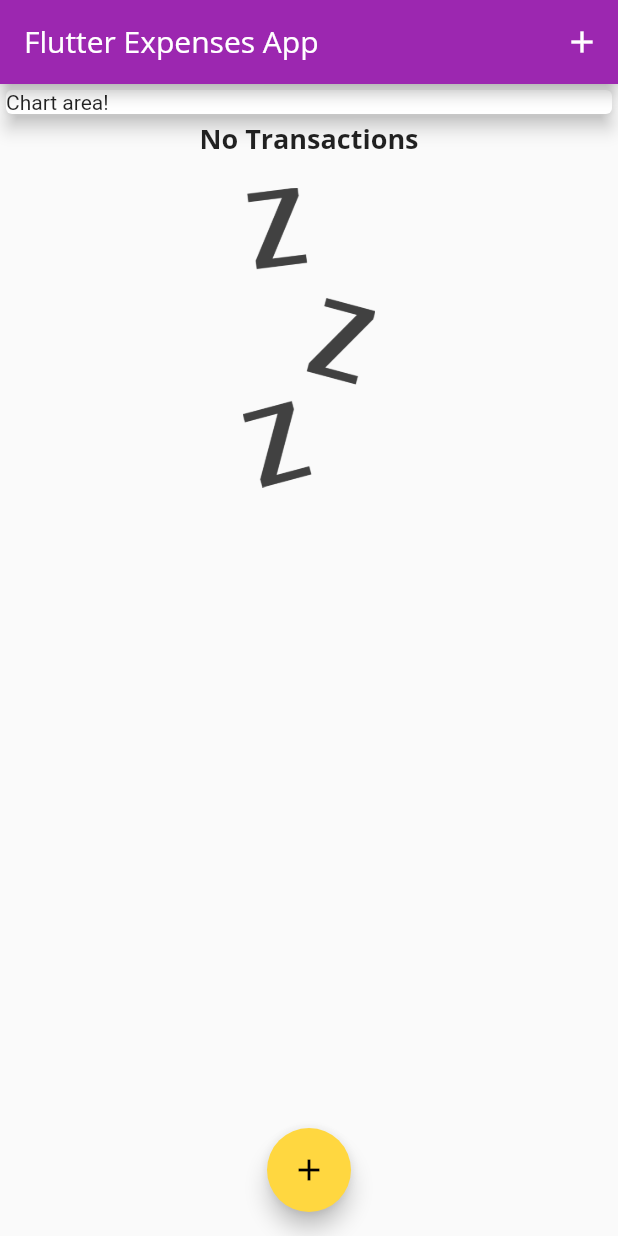
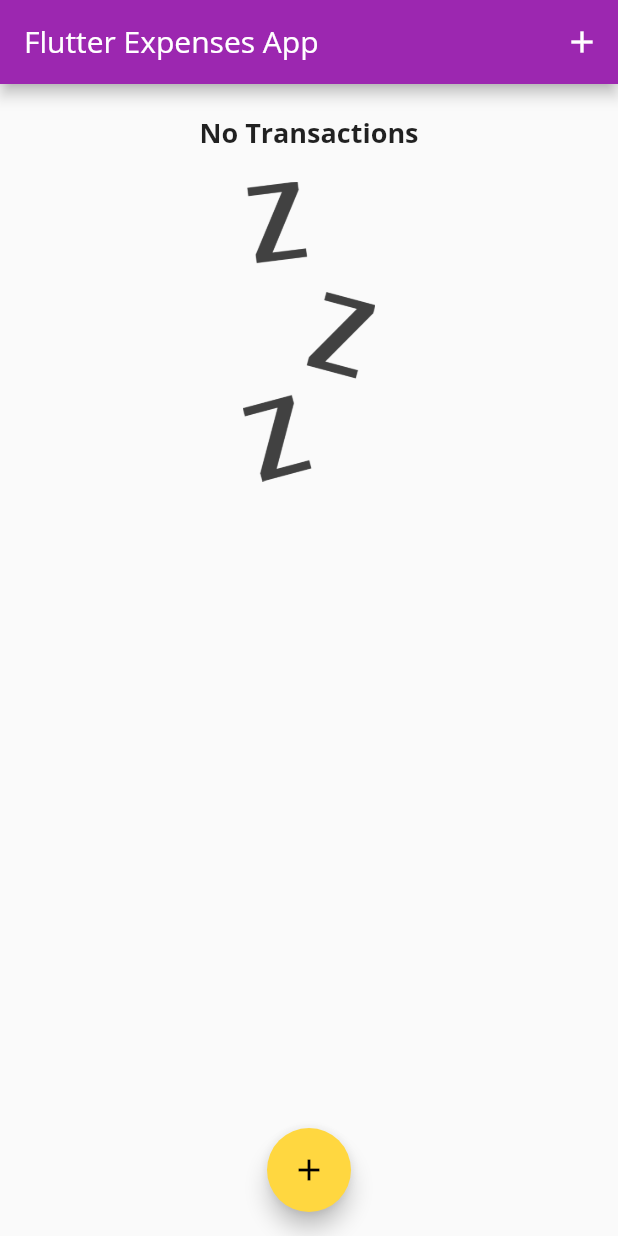
Before and after one commit to hackernewbie/personal_expenses, a Flutter app: the screen it shows after launch, on a phone screen of 412 x 824 dp. Run offline on Flutter 3.47's test engine with Material 2 defaults, Android fonts, the phone set to English and light mode, and no system bars; Roboto replaces fonts that are missing (Open Sans).

Commit message:
Chart module started

```diff
--- a/personal_expenses/lib/main.dart
+++ b/personal_expenses/lib/main.dart
@@ -1,7 +1,7 @@
 import 'package:flutter/material.dart';
 import './widgets/new_transaction.dart';
 import './widgets/transaction_list.dart';
-
+import './widgets/chart.dart';
 import 'models/transaction.dart';
 
 
@@ -54,6 +54,16 @@ class _MyHomePageState extends State<MyHomePage> {
 
   ];
 
+  List<Transaction> get _recentTransactions{
+    return _userTransactions.where((tx){
+      return tx.date.isAfter(
+          DateTime.now().subtract(
+            Duration(days: 7),
+          ),
+      );
+    }).toList();
+  }
+
   void _addTransaction(String txTitle, double txAmount) {
     final newTx = Transaction(
         title: txTitle,
@@ -99,13 +109,7 @@ class _MyHomePageState extends State<MyHomePage> {
           mainAxisAlignment: MainAxisAlignment.start,
           crossAxisAlignment: CrossAxisAlignment.stretch ,
           children: <Widget>[
-            Container(
-              width: double.infinity,
-              child: Card(
-                  child: Text('Chart area!'),
-                  elevation: 5,
-              ),
-            ),
+            Chart(_recentTransactions),
             TransactionList(_userTransactions),
           ],
         ),
--- a/personal_expenses/lib/widgets/chart.dart
+++ b/personal_expenses/lib/widgets/chart.dart
@@ -1,11 +1,48 @@
 import 'package:flutter/material.dart';
+import '../models/transaction.dart';
+import 'package:intl/intl.dart';
 
 class Chart extends StatelessWidget {
+
+  final List<Transaction> recentTransactions;
+  Chart(this.recentTransactions);
+
+  List<Map<String, Object>> get groupedTransactionValues{
+    return List.generate(7, (index) {               //This is a loop which runs from 0 to 6 and subtracts the number of days from today
+      final weekDay = DateTime.now().subtract(
+        Duration(
+            days: index
+        ),);
+
+      var totalSum = 0.0;
+
+      for (var i=0; i < recentTransactions.length; i++){
+        if(recentTransactions[i].date.day == weekDay.day
+            && recentTransactions[i].date.month == weekDay.month
+            && recentTransactions[i].date.year == weekDay.year){
+          totalSum += recentTransactions[i].amount;
+        }
+      }
+
+      print(DateFormat.E().format(weekDay));
+      print(totalSum);
+      return {
+        'day':DateFormat.E().format(weekDay),                    //Shortcut for day name. M- Monday, T - Tuesday...
+        'amount': totalSum
+      };
+    });
+  }
   @override
   Widget build(BuildContext context) {
+    print(groupedTransactionValues);
     return Card(
       elevation: 6,
         margin: EdgeInsets.all(10),
+      child: Row(
+        children: [
+
+        ],
+      ),
     );
 
   }
--- a/personal_expenses/pubspec.yaml
+++ b/personal_expenses/pubspec.yaml
@@ -52,7 +52,7 @@ flutter:
 
   assets:
     - assets/images/waiting.png
-    -
+
   # An image asset can refer to one or more resolution-specific "variants", see
   # https://flutter.dev/assets-and-images/#resolution-aware.
 
```
